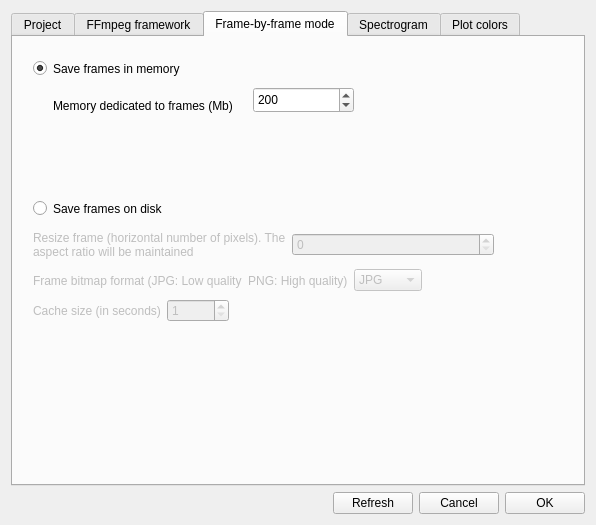
The window that src/preferences.ui (olivierfriard/BORIS) describes before a commit, drawn with Qt 5.
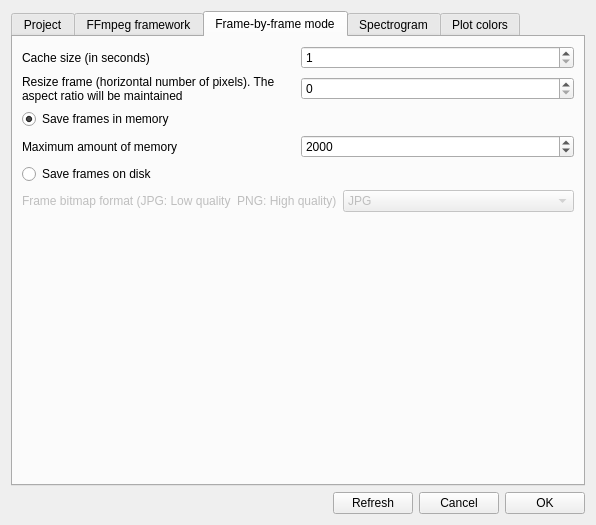
The same window after the commit.

Commit message: work on caching frames in memory

What changed in the file:
```diff
--- a/src/preferences.ui
+++ b/src/preferences.ui
@@ -301,84 +301,40 @@
         <attribute name="title">
          <string>Frame-by-frame mode</string>
         </attribute>
-        <widget class="QRadioButton" name="rb_save_frames_in_mem">
-         <property name="geometry">
-          <rect>
-           <x>20</x>
-           <y>20</y>
-           <width>231</width>
-           <height>23</height>
-          </rect>
-         </property>
-         <property name="text">
-          <string>Save frames in memory</string>
-         </property>
-         <property name="checked">
+        <layout class="QVBoxLayout" name="verticalLayout_6">
+         <item>
+          <layout class="QHBoxLayout" name="horizontalLayout_9">
+           <item>
+            <widget class="QLabel" name="lb_cache_size">
+             <property name="enabled">
           <bool>true</bool>
          </property>
-        </widget>
-        <widget class="QRadioButton" name="rb_save_frames_on_disk">
-         <property name="geometry">
-          <rect>
-           <x>20</x>
-           <y>160</y>
-           <width>201</width>
-           <height>23</height>
-          </rect>
-         </property>
          <property name="text">
-          <string>Save frames on disk</string>
-         </property>
-        </widget>
-        <widget class="QLabel" name="lb_memory_frames">
-         <property name="geometry">
-          <rect>
-           <x>40</x>
-           <y>60</y>
-           <width>201</width>
-           <height>17</height>
-          </rect>
-         </property>
-         <property name="text">
-          <string>Memory dedicated to frames (Mb)</string>
-         </property>
-        </widget>
-        <widget class="QSpinBox" name="sb_frames_memory_size">
-         <property name="geometry">
-          <rect>
-           <x>240</x>
-           <y>50</y>
-           <width>101</width>
-           <height>26</height>
-          </rect>
+              <string>Cache size (in seconds)</string>
+             </property>
+            </widget>
+           </item>
+           <item>
+            <widget class="QSpinBox" name="sb_fbf_cache_size">
+             <property name="enabled">
+              <bool>true</bool>
          </property>
          <property name="minimum">
           <number>1</number>
          </property>
          <property name="maximum">
-          <number>1000</number>
-         </property>
-         <property name="singleStep">
-          <number>10</number>
-         </property>
-         <property name="value">
-          <number>200</number>
-         </property>
-        </widget>
-        <widget class="QWidget" name="">
-         <property name="geometry">
-          <rect>
-           <x>20</x>
-           <y>190</y>
-           <width>461</width>
-           <height>35</height>
-          </rect>
-         </property>
+              <number>3600</number>
+             </property>
+            </widget>
+           </item>
+          </layout>
+         </item>
+         <item>
          <layout class="QHBoxLayout" name="horizontalLayout_5">
           <item>
            <widget class="QLabel" name="lb_resize_frame">
             <property name="enabled">
-             <bool>false</bool>
+              <bool>true</bool>
             </property>
             <property name="text">
              <string>Resize frame (horizontal number of pixels). The aspect ratio will be maintained</string>
@@ -391,7 +347,7 @@
           <item>
            <widget class="QSpinBox" name="sbFrameResize">
             <property name="enabled">
-             <bool>false</bool>
+              <bool>true</bool>
             </property>
             <property name="maximum">
              <number>1920</number>
@@ -402,16 +358,52 @@
            </widget>
           </item>
          </layout>
-        </widget>
-        <widget class="QWidget" name="">
-         <property name="geometry">
-          <rect>
-           <x>20</x>
-           <y>230</y>
-           <width>389</width>
-           <height>27</height>
-          </rect>
-         </property>
+         </item>
+         <item>
+          <widget class="QRadioButton" name="rb_save_frames_in_mem">
+           <property name="text">
+            <string>Save frames in memory</string>
+           </property>
+           <property name="checked">
+            <bool>true</bool>
+           </property>
+          </widget>
+         </item>
+         <item>
+          <layout class="QHBoxLayout" name="horizontalLayout_6">
+           <item>
+            <widget class="QLabel" name="lb_memory_frames">
+             <property name="text">
+              <string>Maximum amount of memory</string>
+             </property>
+            </widget>
+           </item>
+           <item>
+            <widget class="QSpinBox" name="sb_frames_memory_size">
+             <property name="minimum">
+              <number>1</number>
+             </property>
+             <property name="maximum">
+              <number>16000</number>
+             </property>
+             <property name="singleStep">
+              <number>10</number>
+             </property>
+             <property name="value">
+              <number>2000</number>
+             </property>
+            </widget>
+           </item>
+          </layout>
+         </item>
+         <item>
+          <widget class="QRadioButton" name="rb_save_frames_on_disk">
+           <property name="text">
+            <string>Save frames on disk</string>
+           </property>
+          </widget>
+         </item>
+         <item>
          <layout class="QHBoxLayout" name="horizontalLayout_8">
           <item>
            <widget class="QLabel" name="lb_bitmap_quality">
@@ -441,42 +433,21 @@
            </widget>
           </item>
          </layout>
-        </widget>
-        <widget class="QWidget" name="">
-         <property name="geometry">
-          <rect>
-           <x>20</x>
-           <y>260</y>
-           <width>196</width>
-           <height>28</height>
-          </rect>
-         </property>
-         <layout class="QHBoxLayout" name="horizontalLayout_9">
-          <item>
-           <widget class="QLabel" name="lb_cache_size">
-            <property name="enabled">
-             <bool>false</bool>
-            </property>
-            <property name="text">
-             <string>Cache size (in seconds)</string>
-            </property>
-           </widget>
           </item>
           <item>
-           <widget class="QSpinBox" name="sb_fbf_cache_size">
-            <property name="enabled">
-             <bool>false</bool>
-            </property>
-            <property name="minimum">
-             <number>1</number>
-            </property>
-            <property name="maximum">
-             <number>3600</number>
-            </property>
-           </widget>
-          </item>
-         </layout>
-        </widget>
+          <spacer name="verticalSpacer_2">
+           <property name="orientation">
+            <enum>Qt::Vertical</enum>
+           </property>
+           <property name="sizeHint" stdset="0">
+            <size>
+             <width>20</width>
+             <height>40</height>
+            </size>
+           </property>
+          </spacer>
+         </item>
+        </layout>
        </widget>
        <widget class="QWidget" name="tab_4">
         <attribute name="title">
```
Lines whose indentation alone changed are shown as unchanged. The commit also changes 7 other files.
